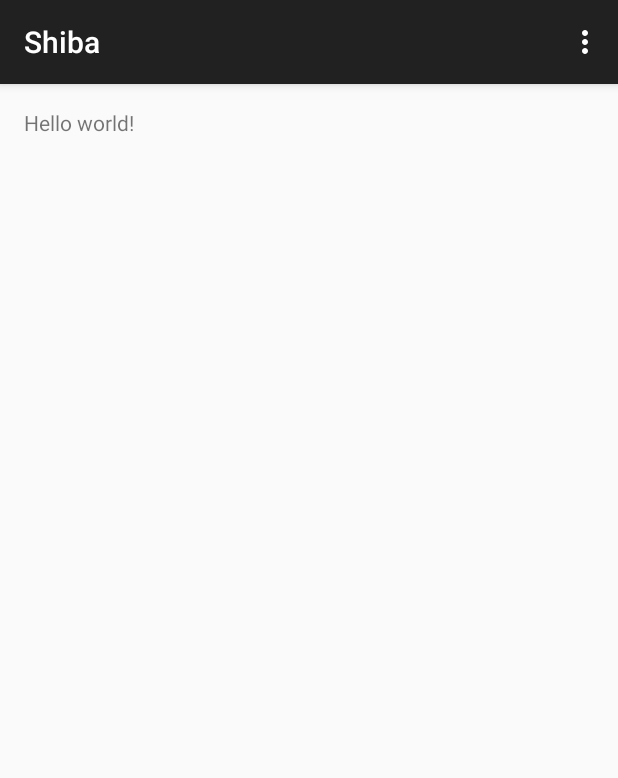
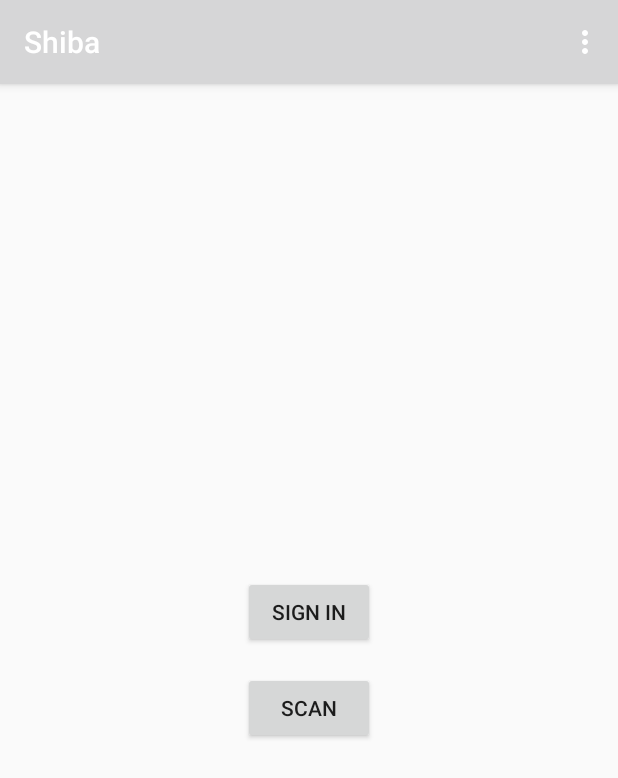
Before and after one commit to Jorge-eng/shiba-android, an Android app: the screen it shows after launch (MainActivity), on a phone screen of 412 x 824 dp. Shown: the top 778 px of the screen. Run offline under Robolectric (Android 15) with nearby library versions, the phone set to English and light mode, and no system bars; our stand-ins replace Dagger/Hilt's generated code; libraries missing offline, so code that uses them is left out: is.hello.buruberi, rx.android.observables; 4 statements that could not run were skipped.

Commit message:
basics of scanning and app nav

```diff
--- a/app/src/main/java/is/hello/shiba/graph/ShibaApplication.java
+++ b/app/src/main/java/is/hello/shiba/graph/ShibaApplication.java
@@ -27,7 +27,8 @@ public class ShibaApplication extends Application {
     private void buildGraph() {
         this.graph = ObjectGraph.create(
             new ApiModule(),
-            new BuruberiModule(this, e -> {}, new LogCatLoggerFacade())
+            new BuruberiModule(this, e -> {}, new LogCatLoggerFacade()),
+            new AppModule(this)
         );
     }
 
--- a/app/src/main/java/is/hello/shiba/graph/ShibaFragment.java
+++ b/app/src/main/java/is/hello/shiba/graph/ShibaFragment.java
@@ -1,9 +1,17 @@
 package is.hello.shiba.graph;
 
+import android.support.annotation.NonNull;
 import android.support.v4.app.Fragment;
+
+import rx.Observable;
+import rx.android.observables.AndroidObservable;
 
 public class ShibaFragment extends Fragment {
     public ShibaFragment() {
         ShibaApplication.getInstance().inject(this);
     }
+
+    protected <T> Observable<T> bind(@NonNull Observable<T> observable) {
+        return AndroidObservable.bindFragment(this, observable);
+    }
 }
--- /dev/null
+++ b/app/src/main/java/is/hello/shiba/ui/LandingFragment.java
@@ -0,0 +1,71 @@
+package is.hello.shiba.ui;
+
+import android.app.AlertDialog;
+import android.os.Bundle;
+import android.support.annotation.NonNull;
+import android.support.annotation.Nullable;
+import android.view.LayoutInflater;
+import android.view.View;
+import android.view.ViewGroup;
+import android.widget.Button;
+
+import javax.inject.Inject;
+
+import is.hello.buruberi.bluetooth.stacks.BluetoothStack;
+import is.hello.shiba.R;
+import is.hello.shiba.api.ApiPresenter;
+import is.hello.shiba.graph.ShibaFragment;
+
+public class LandingFragment extends ShibaFragment {
+    @Inject ApiPresenter api;
+    @Inject BluetoothStack stack;
+
+    private Button sessionButton;
+    private Button scanButton;
+
+    @Override
+    public View onCreateView(LayoutInflater inflater, @Nullable ViewGroup container, @Nullable Bundle savedInstanceState) {
+        View view = inflater.inflate(R.layout.fragment_landing, container, false);
+
+        this.sessionButton = (Button) view.findViewById(R.id.fragment_landing_session);
+
+        this.scanButton = (Button) view.findViewById(R.id.fragment_landing_scan);
+        scanButton.setOnClickListener(this::scan);
+
+        return view;
+    }
+
+    @Override
+    public void onViewCreated(View view, @Nullable Bundle savedInstanceState) {
+        super.onViewCreated(view, savedInstanceState);
+
+        bind(api.accessToken).subscribe(accessToken -> {
+            if (accessToken != null) {
+                sessionButton.setOnClickListener(this::signOut);
+                sessionButton.setText(R.string.action_sign_out);
+            } else {
+                sessionButton.setOnClickListener(this::signIn);
+                sessionButton.setText(R.string.action_sign_in);
+            }
+        });
+
+        bind(stack.isEnabled()).subscribe(scanButton::setEnabled);
+    }
+
+    public void signIn(@NonNull View sender) {
+
+    }
+
+    public void signOut(@NonNull View sender) {
+        AlertDialog.Builder confirmation = new AlertDialog.Builder(getActivity());
+        confirmation.setTitle(R.string.action_sign_out);
+        confirmation.setMessage(R.string.message_confirm_sign_out);
+        confirmation.setPositiveButton(R.string.action_sign_out, (dialog, which) -> api.clearAccessToken());
+        confirmation.setNegativeButton(android.R.string.cancel, null);
+        confirmation.create().show();
+    }
+
+    public void scan(@NonNull View sender) {
+        ((MainActivity) getActivity()).pushFragment(new ScanFragment());
+    }
+}
--- a/app/src/main/java/is/hello/shiba/ui/MainActivity.java
+++ b/app/src/main/java/is/hello/shiba/ui/MainActivity.java
@@ -1,41 +1,48 @@
 package is.hello.shiba.ui;
 
+import android.support.annotation.NonNull;
+import android.support.v4.app.FragmentManager;
+import android.support.v4.app.FragmentTransaction;
 import android.support.v7.app.ActionBarActivity;
 import android.os.Bundle;
 import android.view.Menu;
 import android.view.MenuItem;
 
 import is.hello.shiba.R;
-
+import is.hello.shiba.graph.ShibaFragment;
 
 public class MainActivity extends ActionBarActivity {
-
     @Override
     protected void onCreate(Bundle savedInstanceState) {
         super.onCreate(savedInstanceState);
         setContentView(R.layout.activity_main);
+
+        FragmentManager fm = getSupportFragmentManager();
+        if (fm.findFragmentById(R.id.activity_home_container) == null) {
+            fm.beginTransaction()
+              .add(R.id.activity_home_container, new LandingFragment())
+              .commit();
+        }
     }
 
 
     @Override
     public boolean onCreateOptionsMenu(Menu menu) {
-        // Inflate the menu; this adds items to the action bar if it is present.
         getMenuInflater().inflate(R.menu.menu_main, menu);
         return true;
     }
 
     @Override
     public boolean onOptionsItemSelected(MenuItem item) {
-        // Handle action bar item clicks here. The action bar will
-        // automatically handle clicks on the Home/Up button, so long
-        // as you specify a parent activity in AndroidManifest.xml.
-        int id = item.getItemId();
-
-        //noinspection SimplifiableIfStatement
-        if (id == R.id.action_settings) {
-            return true;
-        }
-
         return super.onOptionsItemSelected(item);
     }
+
+
+    public void pushFragment(@NonNull ShibaFragment fragment) {
+        getSupportFragmentManager().beginTransaction()
+                .replace(R.id.activity_home_container, fragment)
+                .setTransition(FragmentTransaction.TRANSIT_FRAGMENT_OPEN)
+                .addToBackStack(fragment.getClass().getName())
+                .commit();
+    }
 }
--- a/app/src/main/res/layout/activity_main.xml
+++ b/app/src/main/res/layout/activity_main.xml
@@ -1,11 +1,4 @@
-<RelativeLayout xmlns:android="http://schemas.android.com/apk/res/android"
-    xmlns:tools="http://schemas.android.com/tools" android:layout_width="match_parent"
-    android:layout_height="match_parent" android:paddingLeft="@dimen/activity_horizontal_margin"
-    android:paddingRight="@dimen/activity_horizontal_margin"
-    android:paddingTop="@dimen/activity_vertical_margin"
-    android:paddingBottom="@dimen/activity_vertical_margin" tools:context=".MainActivity">
-
-    <TextView android:text="@string/hello_world" android:layout_width="wrap_content"
-        android:layout_height="wrap_content" />
-
-</RelativeLayout>
+<FrameLayout xmlns:android="http://schemas.android.com/apk/res/android"
+    android:layout_width="match_parent"
+    android:layout_height="match_parent"
+    android:id="@+id/activity_home_container" />
--- /dev/null
+++ b/app/src/main/res/layout/fragment_landing.xml
@@ -0,0 +1,21 @@
+<?xml version="1.0" encoding="utf-8"?>
+<LinearLayout xmlns:android="http://schemas.android.com/apk/res/android"
+    android:orientation="vertical"
+    android:layout_width="match_parent"
+    android:layout_height="match_parent"
+    android:gravity="center">
+
+    <Button
+        android:id="@+id/fragment_landing_session"
+        android:layout_width="wrap_content"
+        android:layout_height="wrap_content"
+        android:layout_marginBottom="@dimen/gap_medium"
+        android:text="@string/action_sign_in"/>
+
+    <Button
+        android:id="@+id/fragment_landing_scan"
+        android:layout_width="wrap_content"
+        android:layout_height="wrap_content"
+        android:text="@string/action_scan"/>
+
+</LinearLayout>
--- a/app/src/main/res/values/dimens.xml
+++ b/app/src/main/res/values/dimens.xml
@@ -1,5 +1,10 @@
 <resources>
-    <!-- Default screen margins, per the Android Design guidelines. -->
-    <dimen name="activity_horizontal_margin">16dp</dimen>
-    <dimen name="activity_vertical_margin">16dp</dimen>
+    <dimen name="gap_outer">24dp</dimen>
+    <dimen name="gap_tiny">3dp</dimen>
+    <dimen name="gap_small">10dp</dimen>
+    <dimen name="gap_medium">16dp</dimen>
+    <dimen name="gap_large">25dp</dimen>
+
+    <dimen name="text_normal">14dp</dimen>
+    <dimen name="text_large">17dp</dimen>
 </resources>
--- a/app/src/main/res/values/strings.xml
+++ b/app/src/main/res/values/strings.xml
@@ -1,6 +1,9 @@
 <resources>
     <string name="app_name">Shiba</string>
 
-    <string name="hello_world">Hello world!</string>
     <string name="action_settings">Settings</string>
+    <string name="action_sign_in">Sign In</string>
+    <string name="action_sign_out">Sign Out</string>
+    <string name="action_scan">Scan</string>
+    <string name="message_confirm_sign_out">Are you sure you want to sign out?</string>
 </resources>
--- a/app/src/main/res/values/styles.xml
+++ b/app/src/main/res/values/styles.xml
@@ -1,8 +1,20 @@
 <resources>
 
-    <!-- Base application theme. -->
     <style name="AppTheme" parent="Theme.AppCompat.Light.DarkActionBar">
-        <!-- Customize your theme here. -->
+        <item name="colorPrimary">@color/accent</item>
+        <item name="colorPrimaryDark">@color/accent_dark</item>
+        <item name="colorAccent">@color/accent</item>
+    </style>
+
+    <style name="AppTheme.Text" parent="TextAppearance.AppCompat" />
+
+    <style name="AppTheme.Text.Body">
+        <item name="android:textSize">@dimen/text_normal</item>
+    </style>
+
+    <style name="AppTheme.Text.Title">
+        <item name="android:textSize">@dimen/text_large</item>
+        <item name="android:textStyle">bold</item>
     </style>
 
 </resources>
```
Also changed, not shown: app/build.gradle (+8 -0 lines), app/src/main/java/is/hello/shiba/api/ApiModule.java (+6 -3 lines), app/src/main/java/is/hello/shiba/api/ApiPresenter.java (+41 -1 lines), app/src/main/java/is/hello/shiba/graph/AppModule.java (added, +33 -0 lines), app/src/main/java/is/hello/shiba/ui/DetailAdapter.java (added, +56 -0 lines), app/src/main/java/is/hello/shiba/ui/ScanFragment.java (added, +89 -0 lines), app/src/main/res/layout/fragment_list_refreshable.xml (added, +12 -0 lines), app/src/main/res/layout/item_detail.xml (added, +26 -0 lines), 1 other file.
